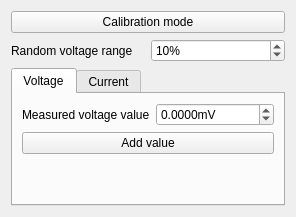
Above: software/voltamp/src/calibration_wnd.ui from z80/voltamper before the change. Below: the same form after it.
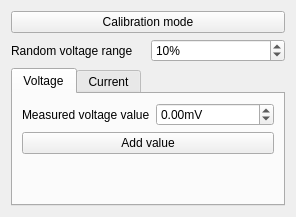
That is the form after the change.

What changed in the file:
```diff
--- a/software/voltamp/src/calibration_wnd.ui
+++ b/software/voltamp/src/calibration_wnd.ui
@@ -80,13 +80,13 @@
           <string>mV</string>
          </property>
          <property name="decimals">
-          <number>4</number>
+          <number>2</number>
          </property>
          <property name="minimum">
-          <double>-12.000000000000000</double>
+          <double>-15000.000000000000000</double>
          </property>
          <property name="maximum">
-          <double>12.000000000000000</double>
+          <double>15000.000000000000000</double>
          </property>
         </widget>
        </item>
```
